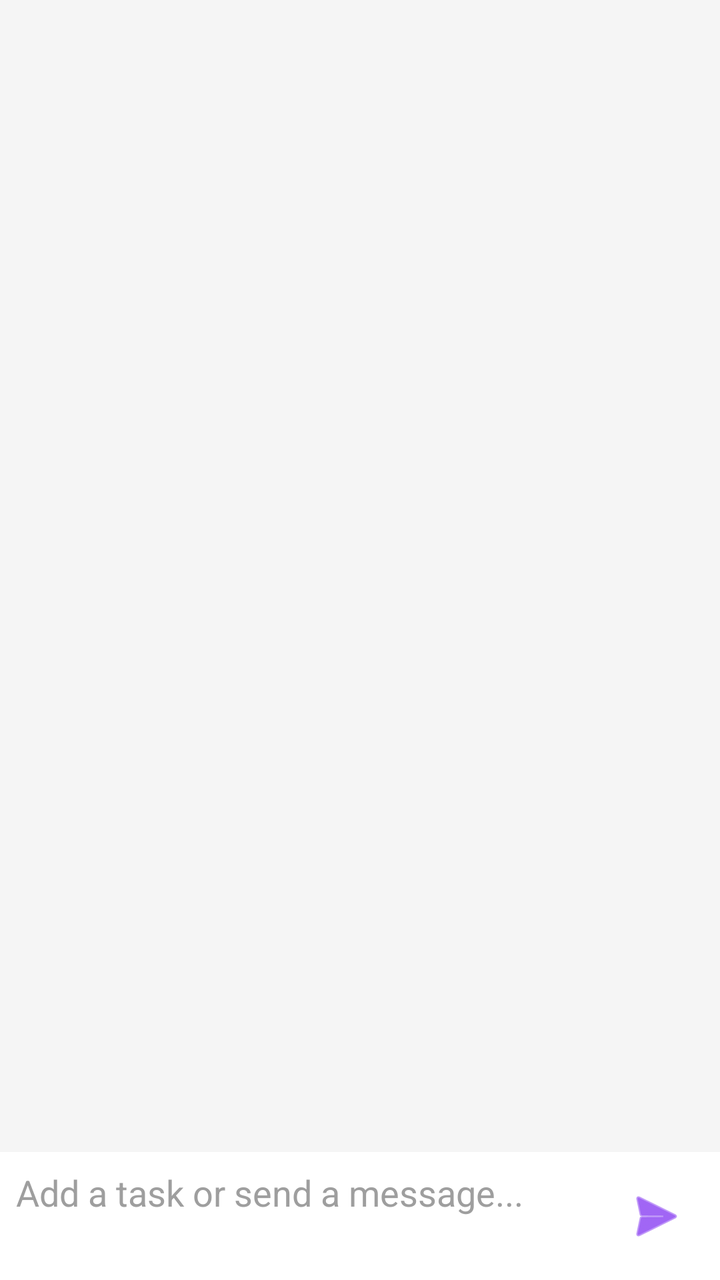
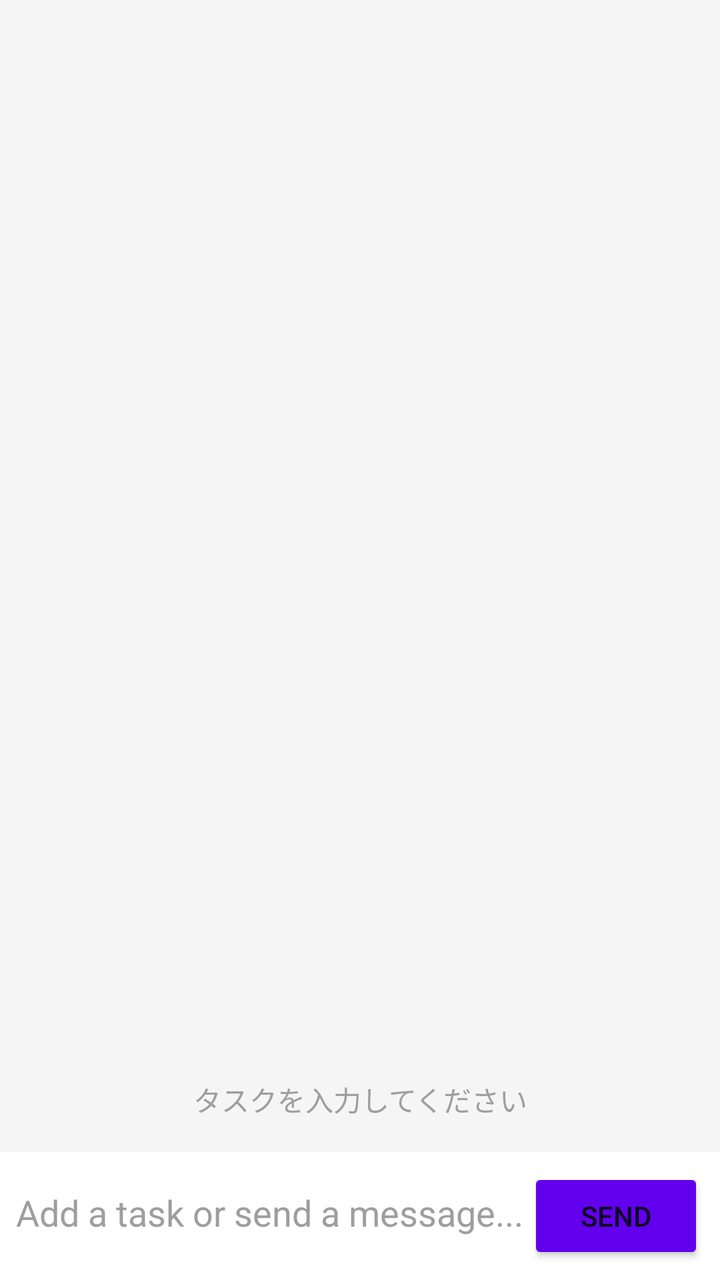

Before-and-after screenshots of an Android layout around one commit, followed by the original layout XML and the change that was made.
<!-- AndroidManifest.xml: application theme Theme.VikunjaBubble -->
<!-- res/layout/activity_bubble.xml -->
<?xml version="1.0" encoding="utf-8"?>
<LinearLayout xmlns:android="http://schemas.android.com/apk/res/android"
    android:layout_width="match_parent"
    android:layout_height="match_parent"
    android:orientation="vertical"
    android:background="@color/bubble_background">

    <androidx.recyclerview.widget.RecyclerView
        android:id="@+id/recyclerView"
        android:layout_width="match_parent"
        android:layout_height="0dp"
        android:layout_weight="1"
        android:padding="8dp"
        android:clipToPadding="false" />

    <LinearLayout
        android:layout_width="match_parent"
        android:layout_height="wrap_content"
        android:orientation="horizontal"
        android:padding="8dp"
        android:background="@color/input_background">

        <EditText
            android:id="@+id/messageInput"
            android:layout_width="0dp"
            android:layout_height="wrap_content"
            android:layout_weight="1"
            android:hint="@string/hint_task"
            android:textColor="@color/on_background"
            android:textColorHint="@color/hint_color"
            android:background="@null"
            android:inputType="textMultiLine"
            android:maxLines="3"
            android:imeOptions="actionSend" />

        <ImageButton
            android:id="@+id/sendButton"
            android:layout_width="wrap_content"
            android:layout_height="wrap_content"
            android:src="@android:drawable/ic_menu_send"
            android:background="?attr/selectableItemBackgroundBorderless"
            android:padding="8dp"
            android:tint="@color/primary"
            android:contentDescription="@string/send" />

    </LinearLayout>

</LinearLayout>
<!-- resources referenced by this layout -->
<resources>
  <color name="bubble_background">#F5F5F5</color>
  <color name="hint_color">#9E9E9E</color>
  <color name="input_background">#FFFFFF</color>
  <color name="on_background">#212121</color>
  <color name="primary">#6200EE</color>
  <string name="hint_task">Add a task or send a message...</string>
  <string name="send">Send</string>
  <style name="Theme.VikunjaBubble" parent="Theme.MaterialComponents.DayNight.DarkActionBar">
          <item name="colorPrimary">@color/primary</item>
          <item name="colorPrimaryVariant">@color/primary_variant</item>
          <item name="colorOnPrimary">@color/on_primary</item>
          <item name="colorSecondary">@color/secondary</item>
          <item name="colorSecondaryVariant">@color/secondary_variant</item>
          <item name="colorOnSecondary">@color/on_secondary</item>
          <item name="android:colorBackground">@color/background</item>
          <item name="colorSurface">@color/surface</item>
          <item name="colorOnSurface">@color/on_surface</item>
          <item name="android:statusBarColor">?attr/colorPrimaryVariant</item>
      </style>
  <color name="primary_variant">#3700B3</color>
  <color name="on_primary">#FFFFFF</color>
  <color name="secondary">#03DAC5</color>
  <color name="secondary_variant">#018786</color>
  <color name="on_secondary">#000000</color>
  <color name="background">#FAFAFA</color>
  <color name="surface">#FFFFFF</color>
  <color name="on_surface">#212121</color>
</resources>

<!-- the commit's change to res/layout/activity_bubble.xml (unified diff, before → after) -->
@@ -6,12 +6,29 @@
     android:background="@color/bubble_background">
 
     <androidx.recyclerview.widget.RecyclerView
-        android:id="@+id/recyclerView"
+        android:id="@+id/recyclerChat"
         android:layout_width="match_parent"
         android:layout_height="0dp"
         android:layout_weight="1"
         android:padding="8dp"
         android:clipToPadding="false" />
+
+    <TextView
+        android:id="@+id/textEmpty"
+        android:layout_width="match_parent"
+        android:layout_height="wrap_content"
+        android:gravity="center"
+        android:padding="16dp"
+        android:text="タスクを入力してください"
+        android:textColor="@color/hint_color"
+        android:visibility="visible" />
+
+    <ProgressBar
+        android:id="@+id/progressBar"
+        android:layout_width="wrap_content"
+        android:layout_height="wrap_content"
+        android:layout_gravity="center"
+        android:visibility="gone" />
 
     <LinearLayout
         android:layout_width="match_parent"
@@ -21,7 +38,7 @@
         android:background="@color/input_background">
 
         <EditText
-            android:id="@+id/messageInput"
+            android:id="@+id/editInput"
             android:layout_width="0dp"
             android:layout_height="wrap_content"
             android:layout_weight="1"
@@ -33,15 +50,12 @@
             android:maxLines="3"
             android:imeOptions="actionSend" />
 
-        <ImageButton
-            android:id="@+id/sendButton"
+        <Button
+            android:id="@+id/btnSend"
             android:layout_width="wrap_content"
             android:layout_height="wrap_content"
-            android:src="@android:drawable/ic_menu_send"
-            android:background="?attr/selectableItemBackgroundBorderless"
-            android:padding="8dp"
-            android:tint="@color/primary"
-            android:contentDescription="@string/send" />
+            android:text="@string/send"
+            android:backgroundTint="@color/primary" />
 
     </LinearLayout>
 
